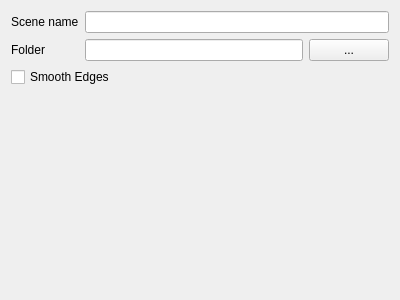
Old version of the form src/ui/3d/map3dexportwidget.ui in the repository qgis/QGIS.
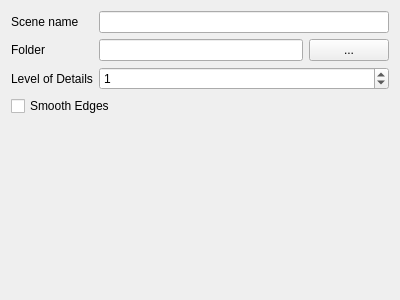
New version of the form.

Commit message: Got the scene to export using a selected level of details

Diff of the .ui file:
```diff
--- a/src/ui/3d/map3dexportwidget.ui
+++ b/src/ui/3d/map3dexportwidget.ui
@@ -16,12 +16,8 @@
   <layout class="QGridLayout" name="gridLayout_2">
    <item row="0" column="0">
     <layout class="QGridLayout" name="gridLayout">
-     <item row="1" column="0">
-      <widget class="QLabel" name="folderLAbel">
-       <property name="text">
-        <string>Folder</string>
-       </property>
-      </widget>
+     <item row="1" column="1">
+      <widget class="QLineEdit" name="folderPathLineEdit"/>
      </item>
      <item row="0" column="0">
       <widget class="QLabel" name="sceneNameLabel">
@@ -30,13 +26,17 @@
        </property>
       </widget>
      </item>
+     <item row="1" column="0">
+      <widget class="QLabel" name="folderLAbel">
+       <property name="text">
+        <string>Folder</string>
+       </property>
+      </widget>
+     </item>
      <item row="0" column="1" colspan="2">
       <widget class="QLineEdit" name="sceneNameLineEdit"/>
      </item>
-     <item row="1" column="1">
-      <widget class="QLineEdit" name="folderNameLineEdit"/>
-     </item>
-     <item row="3" column="1">
+     <item row="4" column="1">
       <spacer name="verticalSpacer">
        <property name="orientation">
         <enum>Qt::Vertical</enum>
@@ -56,13 +56,30 @@
        </property>
       </widget>
      </item>
-     <item row="2" column="0" colspan="3">
+     <item row="3" column="0" colspan="3">
       <widget class="QCheckBox" name="smoothEdgesCheckBox">
        <property name="text">
         <string>Smooth Edges</string>
        </property>
       </widget>
      </item>
+     <item row="2" column="1" colspan="2">
+      <widget class="QSpinBox" name="levelOfDetailsSpinBox">
+       <property name="maximum">
+        <number>4</number>
+       </property>
+       <property name="value">
+        <number>1</number>
+       </property>
+      </widget>
+     </item>
+     <item row="2" column="0">
+      <widget class="QLabel" name="label">
+       <property name="text">
+        <string>Level of Details</string>
+       </property>
+      </widget>
+     </item>
     </layout>
    </item>
   </layout>
```
The commit also changes 6 other files.
